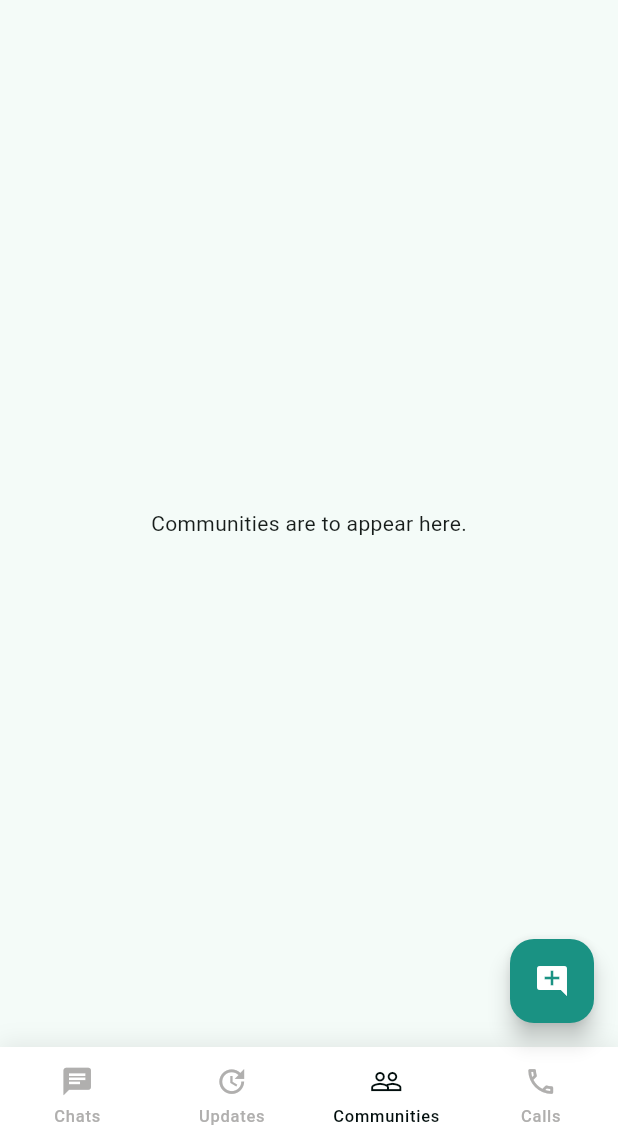
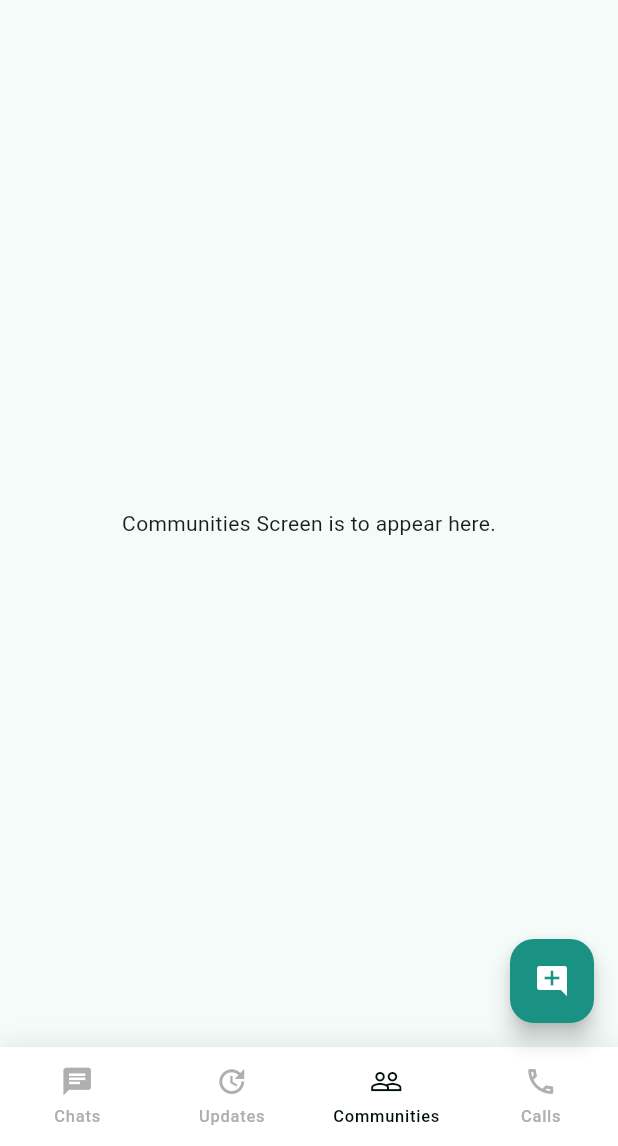
Before and after one commit to CodeWithCrescent/WhatsApp-clone, a Flutter app: the screen it shows after launch, item 3 of the bottom bar chosen, on a phone screen of 412 x 824 dp, the part 90-1236 px from its top. Run offline on Flutter 3.47's test engine with Material 3 defaults, Android fonts, the phone set to English and light mode, and no system bars; our stand-ins replace awesome_bottom_bar, hexcolor.

```diff
--- a/lib/screens/communities_screen.dart
+++ b/lib/screens/communities_screen.dart
@@ -6,7 +6,7 @@ class Communities extends StatelessWidget {
   @override
   Widget build(BuildContext context) {
     return const Center(
-      child: Text("Communities are to appear here."),
+      child: Text("Communities Screen is to appear here."),
     );
   }
 }
```
